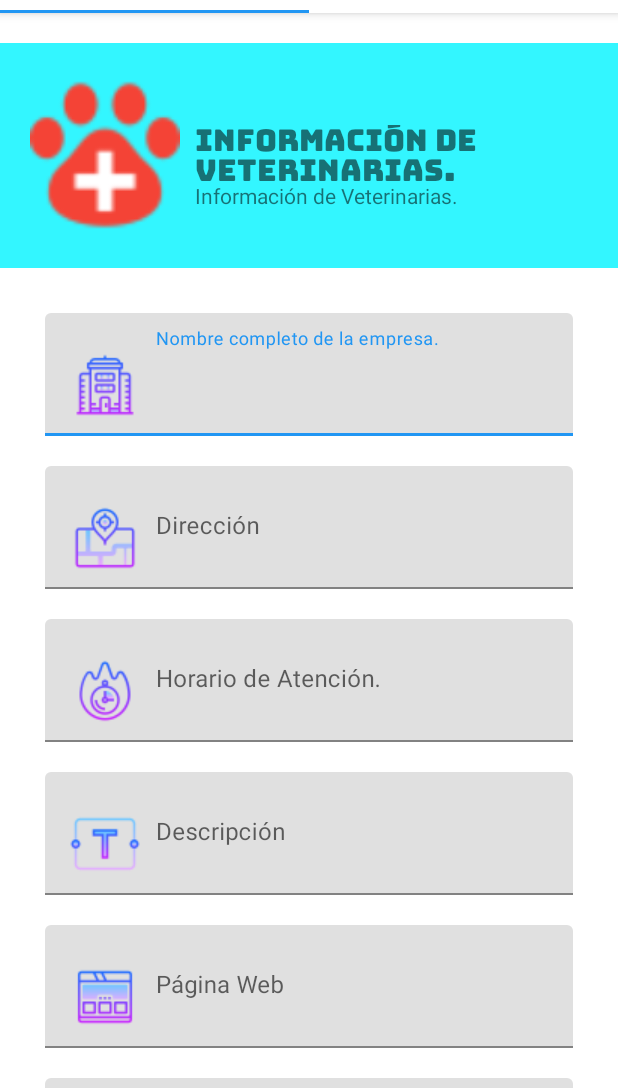
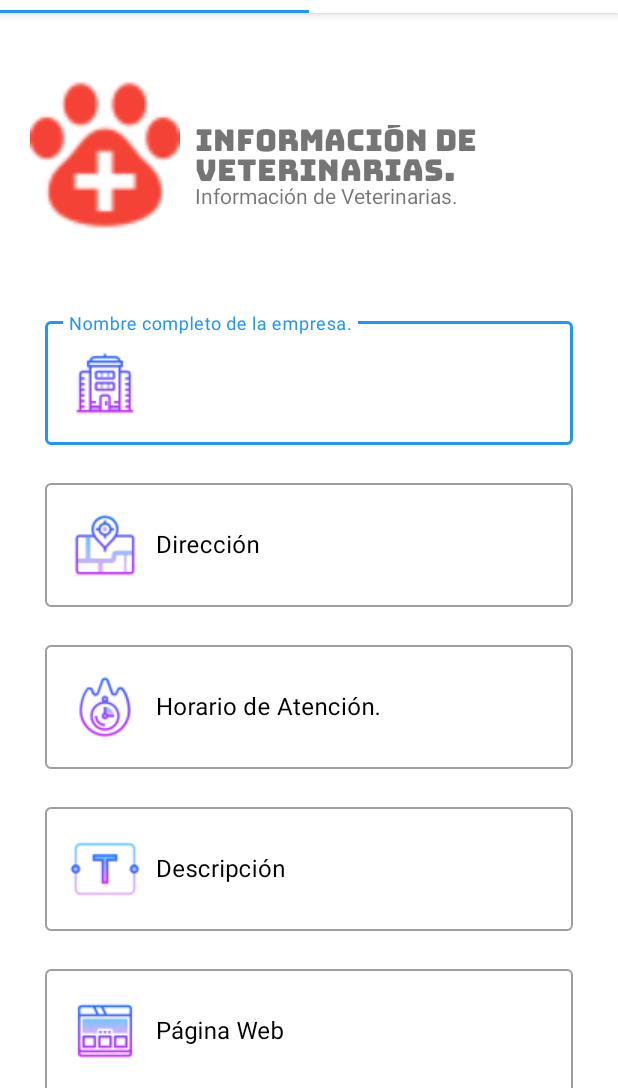
Before and after one commit to IngMachine/Veterinario, an Android app: the screen it shows after launch (MainActivity), on a phone screen of 412 x 824 dp, the part 148-1236 px from its top. Run offline under Robolectric (Android 15) with nearby library versions, the phone set to English and light mode, and no system bars; our stand-ins replace Firebase (no records; nobody signed in at launch, a user with empty details on screens opened directly).

Commit message:
update material desing in the form

```diff
--- a/app/src/main/res/layout/fragment_company_vet.xml
+++ b/app/src/main/res/layout/fragment_company_vet.xml
@@ -7,7 +7,6 @@
     android:layout_height="match_parent"
     tools:context=".fragment.CompanyVetFragment">
 
-    <!-- TODO: Update blank fragment layout -->
     <LinearLayout
         android:layout_width="match_parent"
         android:layout_height="wrap_content"
@@ -16,7 +15,6 @@
         <RelativeLayout
             android:layout_width="match_parent"
             android:layout_height="150dp"
-            android:background="#33F6FF"
             android:layout_marginTop="20dp"
             android:padding="20dp">
 
@@ -25,7 +23,7 @@
                 android:layout_width="100dp"
                 android:layout_height="100dp"
                 android:layout_centerVertical="true"
-                android:contentDescription="Veterinary related image"
+                android:contentDescription="@string/DescriptionImageCompanyVet"
                 android:src="@drawable/veterinario_hospital" />
 
             <TextView
@@ -59,10 +57,14 @@
             android:padding="20dp">
 
             <com.google.android.material.textfield.TextInputLayout
+                style="@style/Widget.MaterialComponents.TextInputLayout.OutlinedBox"
                 android:layout_width="match_parent"
                 android:layout_height="wrap_content"
                 android:padding="10dp"
-                android:hint="Nombre completo de la empresa.">
+                android:hint="@string/nameCompanyVet"
+                app:boxBackgroundMode="outline"
+                android:textColorHint="#000"
+                app:endIconMode="clear_text">
 
                 <com.google.android.material.textfield.TextInputEditText
                     android:id="@+id/nameCompanyVet"
@@ -77,7 +79,11 @@
                 android:layout_width="match_parent"
                 android:layout_height="wrap_content"
                 android:padding="10dp"
-                android:hint="Dirección">
+                android:hint="@string/direccion"
+                style="@style/Widget.MaterialComponents.TextInputLayout.OutlinedBox"
+                app:boxBackgroundMode="outline"
+                android:textColorHint="#000"
+                app:endIconMode="clear_text">
 
                 <com.google.android.material.textfield.TextInputEditText
                     android:id="@+id/address"
@@ -92,7 +98,11 @@
                 android:layout_width="match_parent"
                 android:layout_height="wrap_content"
                 android:padding="10dp"
-                android:hint="Horario de Atención.">
+                android:hint="@string/business_hours"
+                style="@style/Widget.MaterialComponents.TextInputLayout.OutlinedBox"
+                app:boxBackgroundMode="outline"
+                android:textColorHint="#000"
+                app:endIconMode="clear_text">
 
 
                 <com.google.android.material.textfield.TextInputEditText
@@ -108,7 +118,11 @@
                 android:layout_width="match_parent"
                 android:layout_height="wrap_content"
                 android:padding="10dp"
-                android:hint="Descripción">
+                android:hint="@string/description"
+                style="@style/Widget.MaterialComponents.TextInputLayout.OutlinedBox"
+                app:boxBackgroundMode="outline"
+                android:textColorHint="#000"
+                app:endIconMode="clear_text">
 
 
                 <com.google.android.material.textfield.TextInputEditText
@@ -124,7 +138,11 @@
                 android:layout_width="match_parent"
                 android:layout_height="wrap_content"
                 android:padding="10dp"
-                android:hint="Página Web">
+                android:hint="@string/lane_page"
+                style="@style/Widget.MaterialComponents.TextInputLayout.OutlinedBox"
+                app:boxBackgroundMode="outline"
+                android:textColorHint="#000"
+                app:endIconMode="clear_text">
 
 
                 <com.google.android.material.textfield.TextInputEditText
@@ -140,7 +158,11 @@
                 android:layout_width="match_parent"
                 android:layout_height="wrap_content"
                 android:padding="10dp"
-                android:hint="Email">
+                android:hint="@string/email"
+                style="@style/Widget.MaterialComponents.TextInputLayout.OutlinedBox"
+                app:boxBackgroundMode="outline"
+                android:textColorHint="#000"
+                app:endIconMode="clear_text">
 
 
                 <com.google.android.material.textfield.TextInputEditText
@@ -156,7 +178,11 @@
                 android:layout_width="match_parent"
                 android:layout_height="wrap_content"
                 android:padding="10dp"
-                android:hint="Teléfono Fijo">
+                android:hint="@string/phone"
+                style="@style/Widget.MaterialComponents.TextInputLayout.OutlinedBox"
+                app:boxBackgroundMode="outline"
+                android:textColorHint="#000"
+                app:endIconMode="clear_text">
 
 
                 <com.google.android.material.textfield.TextInputEditText
@@ -172,7 +198,11 @@
                 android:layout_width="match_parent"
                 android:layout_height="wrap_content"
                 android:padding="10dp"
-                android:hint="Numero Celular (Whatsapp)">
+                android:hint="@string/cell_phone"
+                style="@style/Widget.MaterialComponents.TextInputLayout.OutlinedBox"
+                app:boxBackgroundMode="outline"
+                android:textColorHint="#000"
+                app:endIconMode="clear_text">
 
 
                 <com.google.android.material.textfield.TextInputEditText
@@ -188,7 +218,11 @@
                 android:layout_width="match_parent"
                 android:layout_height="wrap_content"
                 android:padding="10dp"
-                android:hint="Facebook">
+                android:hint="@string/facebook"
+                style="@style/Widget.MaterialComponents.TextInputLayout.OutlinedBox"
+                app:boxBackgroundMode="outline"
+                android:textColorHint="#000"
+                app:endIconMode="clear_text">
 
 
                 <com.google.android.material.textfield.TextInputEditText
@@ -204,7 +238,11 @@
                 android:layout_width="match_parent"
                 android:layout_height="wrap_content"
                 android:padding="10dp"
-                android:hint="Instagram">
+                android:hint="@string/instagram"
+                style="@style/Widget.MaterialComponents.TextInputLayout.OutlinedBox"
+                app:boxBackgroundMode="outline"
+                android:textColorHint="#000"
+                app:endIconMode="clear_text">
 
 
                 <com.google.android.material.textfield.TextInputEditText
@@ -220,7 +258,11 @@
                 android:layout_width="match_parent"
                 android:layout_height="wrap_content"
                 android:padding="10dp"
-                android:hint="Twitter">
+                android:hint="@string/twitter"
+                style="@style/Widget.MaterialComponents.TextInputLayout.OutlinedBox"
+                app:boxBackgroundMode="outline"
+                android:textColorHint="#000"
+                app:endIconMode="clear_text">
 
 
                 <com.google.android.material.textfield.TextInputEditText
@@ -238,9 +280,9 @@
                 android:id="@+id/sendCompanyVet"
                 android:layout_width="match_parent"
                 android:layout_height="wrap_content"
-                android:text="Send"
+                android:text="@string/send"
                 android:fontFamily="@font/bungee_regular"
-                android:background="#33F6FF"/>
+                android:background="@drawable/bordes_redondos"/>
 
            </LinearLayout>
 
--- a/app/src/main/res/values/strings.xml
+++ b/app/src/main/res/values/strings.xml
@@ -2,18 +2,31 @@
     <string name="app_name">Registro de veterianarias de Adottare </string>
     <string name="tab_text_1">Empresa Veterinarias</string>
     <string name="tab_text_2">Veterinarios Independientes</string>
-    <!-- TODO: Remove or change this placeholder text -->
     <string name="inscribir">Inscribirse</string>
     <string name="edad">Edad</string>
     <string name="datos_mascota">Datos mascota</string>
     <string name="descrip">Ingresa una pequeña descripción</string>
     <string name="datos_responsable">Datos Responsable</string>
     <string name="nombre">Nombre</string>
-    <string name="direccion">Dirección</string>
     <string name="email">Correo electronico</string>
     <string name="ciudad_departamento">Ciudad/Departamento</string>
     <string name="subir_foto">Sube una foto de tu mascota</string>
     <string name="bienvenido">Hola, Bienvenido a Adottare</string>
     <string name="caption">Aquí podras encontrar una mascota para ti!</string>
     <string name="info_veterinaria">Información de Veterinarias.</string>
+    <string name="nameCompanyVet">Nombre completo de la empresa.</string>
+    <string name="DescriptionImageCompanyVet">Veterinary related image</string>
+    <string name="direccion">Dirección</string>
+    <string name="business_hours">Horario de Atención.</string>
+    <string name="description">Descripción</string>
+    <string name="lane_page">Página Web</string>
+    <string name="phone">Teléfono Fijo</string>
+    <string name="cell_phone">Numero Celular (Whatsapp)</string>
+    <string name="instagram">Instagram</string>
+    <string name="twitter">Twitter</string>
+    <string name="send">Send</string>
+    <string name="facebook">Facebook</string>
+    <string name="descriptionRelationVet">Image related to the veterinarian</string>
+    <string name="name">Nombre Completo</string>
+    <string name="perfil_pro">Perfil Profesional (Descripcion)</string>
 </resources>
```
Also changed, not shown: app/src/main/res/layout/fragment_vet.xml (+44 -16 lines).
